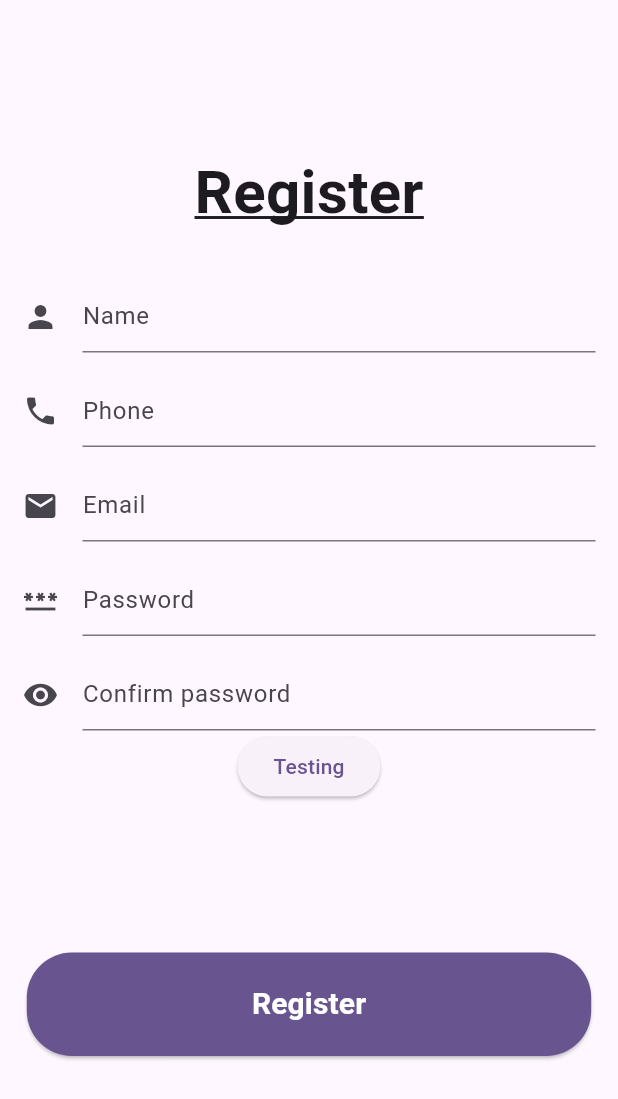
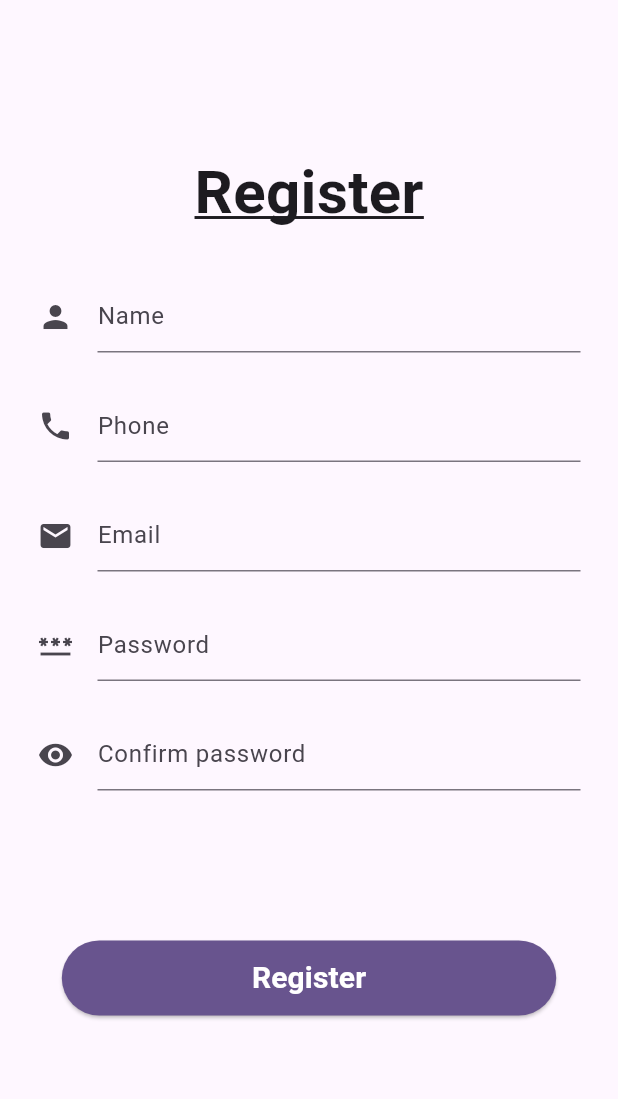
Before and after one commit to jorchrbc/marketplace, a Flutter app: the RegisterScreen screen opened directly, on a phone screen of 412 x 824 dp. Shown: the top 1099 px of the screen. Run offline on Flutter 3.47's test engine with Material 3 defaults, Android fonts, the phone set to English and light mode, and no system bars; our stand-ins replace go_router.

Commit message:
Delete testing button and adjust button size

```diff
--- a/lib/presentation/screens/register.dart
+++ b/lib/presentation/screens/register.dart
@@ -37,27 +37,7 @@ class _RegisterView extends StatelessWidget{
               SizedBox(height: 30),
               _RegisterForm(),
               SizedBox(height: 100),
-              ElevatedButton(
-                onPressed: (){},
-                style: ElevatedButton.styleFrom(
-                  padding: const EdgeInsets.symmetric(
-                    horizontal: 150,
-                    vertical: 20
-                  ),
-                  backgroundColor: Theme.of(context).colorScheme.primary,
-                  shape: RoundedRectangleBorder(
-                    borderRadius: BorderRadius.circular(30),
-                  )
-                ),
-                child: Text(
-                  'Register',
-                  style: TextStyle(
-                    color: Colors.white,
-                    fontWeight: FontWeight.bold,
-                    fontSize: 20
-                  )
-                )
-              )
+
             ]
           )
         )
@@ -82,9 +62,21 @@ class _RegisterFormState extends State<_RegisterForm>{
   final _formKey = GlobalKey<FormState>();
 
   @override
+  void dispose(){
+    name_controller.dispose();
+    phone_controller.dispose();
+    email_controller.dispose();
+    password_controller.dispose();
+    confirm_password_controller.dispose();
+    super.dispose();
+  }
+
+  @override
   Widget build(BuildContext context){
     return Form(
       key: _formKey,
+      child: Padding(
+        padding: const EdgeInsets.symmetric(horizontal: 10.0),
         child: Column(
           children: [
             CustomTextFormField(
@@ -97,19 +89,19 @@ class _RegisterFormState extends State<_RegisterForm>{
                 return null;
               }
             ),
-          SizedBox(height: 15),
+            SizedBox(height: 25),
             CustomTextFormField(
               hint: 'Phone',
               icon: Icon(Icons.phone),
               controller: phone_controller,
               validator: (value) {
-              if(value == null || value.trim()!.isEmpty) return 'Phone is required';
+                if(value == null || value.trim().isEmpty) return 'Phone is required';
                 final cleaned_value = value.replaceAll(RegExp(r'[\s-]'), '');
                 if(!RegExp(r'^(\+52|52|0)?(1)?[1-9][0-9]{9}$').hasMatch(cleaned_value)) return 'Enter a valid phone';
                 return null;
               }
             ),
-          SizedBox(height: 15),
+            SizedBox(height: 25),
             CustomTextFormField(
               hint: 'Email',
               icon: Icon(Icons.email),
@@ -120,7 +112,7 @@ class _RegisterFormState extends State<_RegisterForm>{
                 return null;
               }
             ),
-          SizedBox(height: 15),
+            SizedBox(height: 25),
             CustomTextFormField(
               hint: 'Password',
               icon: Icon(Icons.password),
@@ -134,7 +126,7 @@ class _RegisterFormState extends State<_RegisterForm>{
                 return null;
               }
             ),
-          SizedBox(height: 15),
+            SizedBox(height: 25),
             CustomTextFormField(
               hint: 'Confirm password',
               icon: Icon(Icons.remove_red_eye),
@@ -147,7 +139,11 @@ class _RegisterFormState extends State<_RegisterForm>{
                 return null;
               }
             ),
-          ElevatedButton(
+            SizedBox(height: 100),
+            SizedBox(
+              width: MediaQuery.of(context).size.width * 0.8,
+                height: 50,
+                child: ElevatedButton(
                   onPressed: (){
                     // print('name_controller: ${name_controller.text}');
                     // print('phone_controller: ${phone_controller.text}');
@@ -160,9 +156,24 @@ class _RegisterFormState extends State<_RegisterForm>{
                       );
                     }
                   },
-            child: Text('Testing')
+                  style: ElevatedButton.styleFrom(
+                  backgroundColor: Theme.of(context).colorScheme.primary,
+                  shape: RoundedRectangleBorder(
+                    borderRadius: BorderRadius.circular(30),
+                  )
                 ),
+                child: Text(
+                  'Register',
+                  style: TextStyle(
+                    color: Colors.white,
+                    fontWeight: FontWeight.bold,
+                    fontSize: 20
+                  )
+                )
+              ),
+            )
           ]
+        ),
       )
     );
   }
--- a/lib/presentation/widgets/register/custom_text_form_field.dart
+++ b/lib/presentation/widgets/register/custom_text_form_field.dart
@@ -20,10 +20,6 @@ class CustomTextFormField extends StatefulWidget{
 class _CustomTextFormField extends State<CustomTextFormField>{
 
   @override
-  void dispose(){
-    widget.controller.dispose();
-    super.dispose();
-  }
   Widget build(BuildContext context){
     return TextFormField(
       validator: widget.validator,
```
Lines whose indentation alone changed are shown as unchanged.
